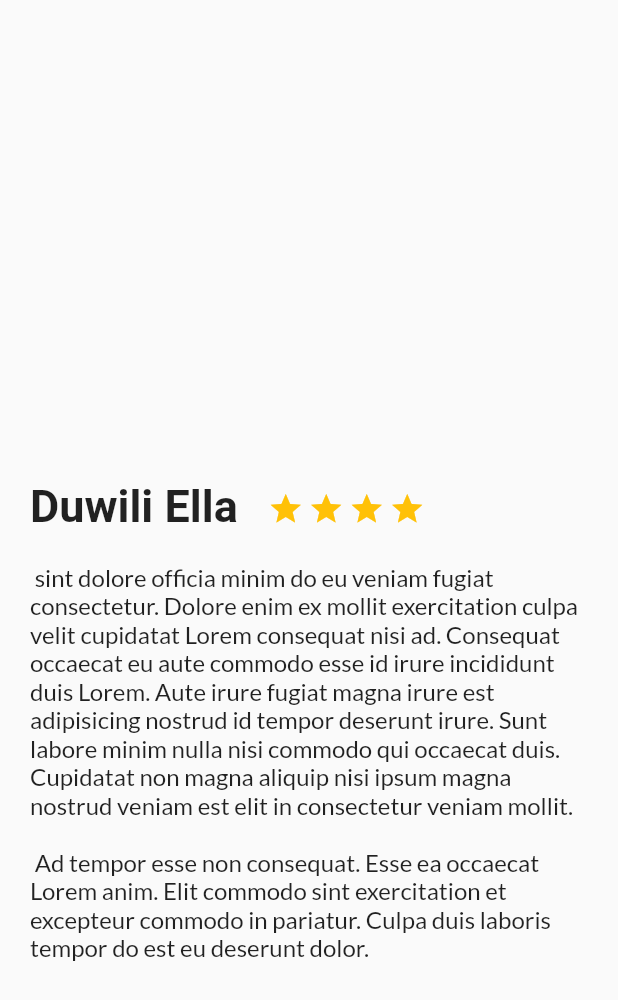
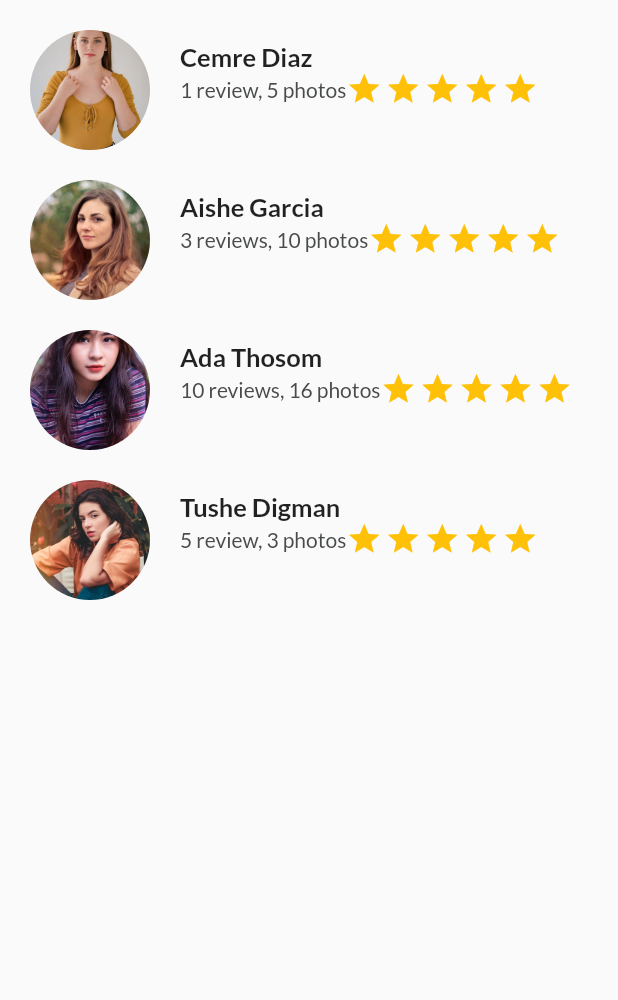
Before and after one commit to lupisboni/Travel, a Flutter app: the screen it shows after launch, on a phone screen of 412 x 824 dp. Shown: the top 1000 px of the screen. Run offline on Flutter 3.47's test engine with Material 2 defaults, Android fonts, the phone set to English and light mode, and no system bars; our stand-ins replace google_fonts.

```diff
--- a/viajes_app5a/lib/main.dart
+++ b/viajes_app5a/lib/main.dart
@@ -1,11 +1,15 @@
 import 'package:flutter/material.dart';
 import 'package:viajes_app5a/screens/description_place_screen.dart';
+import 'package:viajes_app5a/screens/reviews.dart';
 
 void main() {
   runApp(const MainApp());
 }
 
 class MainApp extends StatelessWidget {
+  final namePlace = 'Duwili ella';
+  final descriptionText =
+      'Deserunt et aute commodo aliquip Lorem amet anim commodo labore nostrud aliquip ea. Ut irure fugiat consequat voluptate. Reprehenderit fugiat ipsum mollit consectetur cupidatat tempor nulla irure minim. Qui fugiat ipsum consequat elit. Occaecat dolor pariatur ad non nulla occaecat in. Ipsum sunt mollit incididunt reprehenderit aliqua incididunt cupidatat aute ullamco sit officia ullamco esse.\n\n Aute anim id consequat ullamco veniam enim aliquip aliquip laborum excepteur duis anim. Velit id velit velit deserunt magna est aliquip sint. Ex nisi sit dolor et Lorem est culpa aliqua dolore elit anim non. Pariatur incididunt ut do mollit aliquip Lorem ad ullamco Lorem ea. Ut qui laboris labore deserunt non consectetur.';
   const MainApp({super.key});
 
   @override
@@ -13,7 +17,12 @@ class MainApp extends StatelessWidget {
     return const MaterialApp(
       debugShowCheckedModeBanner: false,
       home: Scaffold(
-        body: DescriptionPlaceScreen(),
+        /* body: DescriptionPlaceScreen(
+          descriptionPlace: descriptionText,
+          namePlace: namePlace,
+          stars: 4,
+        ),*/
+        body: Reviews(),
       ),
     );
   }
--- a/viajes_app5a/lib/screens/description_place_screen.dart
+++ b/viajes_app5a/lib/screens/description_place_screen.dart
@@ -1,8 +1,16 @@
 import 'package:flutter/material.dart';
 import 'package:google_fonts/google_fonts.dart';
+import 'package:viajes_app5a/screens/review.dart';
 
 class DescriptionPlaceScreen extends StatelessWidget {
-  const DescriptionPlaceScreen({super.key});
+  final String namePlace;
+  final String descriptionPlace;
+  final int stars;
+  const DescriptionPlaceScreen(
+      {super.key,
+      required this.namePlace,
+      required this.descriptionPlace,
+      required this.stars});
 
   @override
   Widget build(BuildContext context) {
@@ -32,8 +40,8 @@ class DescriptionPlaceScreen extends StatelessWidget {
             left: 20.0,
             right: 20.0,
           ),
-          child: const Text(
-            "Duwili Ella",
+          child: Text(
+            namePlace,
             style: titleStyle,
             textAlign: TextAlign.left,
           ),
@@ -52,7 +60,7 @@ class DescriptionPlaceScreen extends StatelessWidget {
         right: 20.0,
       ),
       child: Text(
-        descriptionText,
+        descriptionPlace,
         style: GoogleFonts.lato(
           textStyle: const TextStyle(
             fontSize: 16,
--- a/viajes_app5a/lib/screens/review.dart
+++ b/viajes_app5a/lib/screens/review.dart
@@ -1,8 +1,18 @@
 import 'package:flutter/material.dart';
+import 'package:google_fonts/google_fonts.dart';
 
 class Review extends StatelessWidget {
-  final String pathProfile = 'asstets/img/persona.jpg';
-  const Review({super.key});
+  final String pathProfile;
+  final String user;
+  final String details;
+  final String comments;
+
+  const Review(
+      {super.key,
+      required this.pathProfile,
+      required this.user,
+      required this.details,
+      required this.comments});
 
   @override
   Widget build(BuildContext context) {
@@ -17,10 +27,84 @@ class Review extends StatelessWidget {
         shape: BoxShape.circle,
         image: DecorationImage(
           fit: BoxFit.cover,
-          image:
+          image: AssetImage(pathProfile),
         ),
       ),
     );
-    return  Container();
+
+    final userName = Container(
+      margin: EdgeInsets.only(
+        left: 20.0,
+      ),
+      child: Text(
+        user,
+        textAlign: TextAlign.left,
+        style: GoogleFonts.lato(
+          fontSize: 17.0,
+          fontWeight: FontWeight.bold,
+        ),
+      ),
+    );
+
+    final Star = Container(
+      margin: const EdgeInsets.only(
+        right: 2.0,
+      ),
+      child: const Icon(
+        Icons.star,
+        color: Colors.amber,
+      ),
+    );
+
+    final userInfo = Container(
+      margin: const EdgeInsets.only(
+        left: 20.0,
+      ),
+      child: Row(
+        children: [
+          Text(
+            details,
+            textAlign: TextAlign.left,
+            style: GoogleFonts.lato(
+                fontSize: 14.0, color: const Color.fromARGB(255, 72, 74, 75)),
+          ),
+          Star,
+          Star,
+          Star,
+          Star,
+          Star,
+        ],
+      ),
+    );
+
+    final userComments = Container(
+      margin: const EdgeInsets.only(
+        left: 20.0,
+      ),
+      child: Text(
+        user,
+        textAlign: TextAlign.left,
+        style: GoogleFonts.lato(
+          fontSize: .0,
+        ),
+      ),
+    );
+
+    final userDetails = Column(
+      crossAxisAlignment: CrossAxisAlignment.start,
+      mainAxisAlignment: MainAxisAlignment.start,
+      children: [
+        userName,
+        userInfo,
+        userComments,
+      ],
+    );
+
+    return Row(
+      children: [
+        profilePic,
+        userDetails,
+      ],
+    );
   }
 }
--- /dev/null
+++ b/viajes_app5a/lib/screens/reviews.dart
@@ -0,0 +1,36 @@
+import 'package:flutter/material.dart';
+import 'package:viajes_app5a/screens/review.dart';
+
+class Reviews extends StatelessWidget {
+  const Reviews({super.key});
+
+  @override
+  Widget build(BuildContext context) {
+    return const Column(
+      crossAxisAlignment: CrossAxisAlignment.start,
+      children: [
+        Review(
+            pathProfile: 'assets/img/persona.jpg',
+            user: 'Cemre Diaz',
+            details: '1 review, 5 photos',
+            comments: 'This is an amazing place is Sri Lanka'),
+        Review(
+            pathProfile: 'assets/img/profile2.jpg',
+            user: 'Aishe Garcia',
+            details: '3 reviews, 10 photos',
+            comments: 'Puro soda stereo'),
+        Review(
+            pathProfile: 'assets/img/profile3.jpg',
+            user: 'Ada Thosom',
+            details: '10 reviews, 16 photos',
+            comments: 'Kind people'),
+        Review(
+            pathProfile: 'assets/img/profile4.jpg',
+            user: 'Tushe Digman',
+            details: '5 review, 3 photos',
+            comments: 'I love Sri Lanka'),
+      ],
+    );
+    return const Placeholder();
+  }
+}
--- a/viajes_app5a/pubspec.yaml
+++ b/viajes_app5a/pubspec.yaml
@@ -18,3 +18,9 @@ dev_dependencies:
 
 flutter:
   uses-material-design: true
+
+  assets:
+    - assets/img/persona.jpg
+    - assets/img/profile2.jpg
+    - assets/img/profile3.jpg
+    - assets/img/profile4.jpg
```
Also changed, not shown: viajes_app5a/assets/img/persona.jpg (renamed from viajes_app5a/assets/persona.jpg), viajes_app5a/assets/img/profile2.jpg (added), viajes_app5a/assets/img/profile3.jpg (added), viajes_app5a/assets/img/profile4.jpg (added), viajes_app5a/pubspec.lock.
